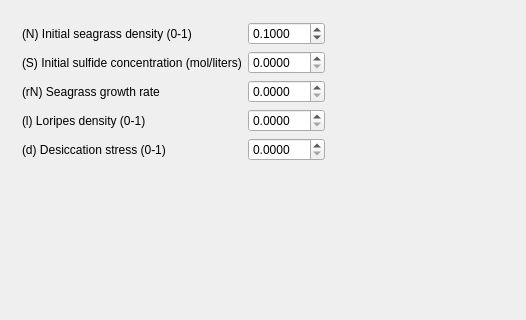
This is Tools/ToolMutualismBreakdowner/qtdialog.ui in richelbilderbeek/ProjectRichelBilderbeek as Qt 5 draws it before an edit; both pictures show x 0 to 526 and y 0 to 320 of the 946 by 501 pixel window. The edited form follows.
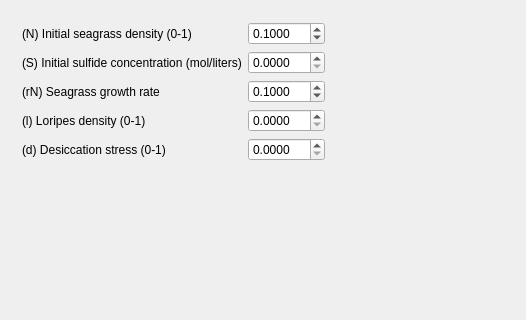
This is the edited form. Custom widgets are drawn as their Qt base class.

Commit message: Logistic growth in

```diff
--- a/Tools/ToolMutualismBreakdowner/qtdialog.ui
+++ b/Tools/ToolMutualismBreakdowner/qtdialog.ui
@@ -84,6 +84,12 @@
         <property name="maximum">
          <double>100.000000000000000</double>
         </property>
+        <property name="singleStep">
+         <double>0.100000000000000</double>
+        </property>
+        <property name="value">
+         <double>0.100000000000000</double>
+        </property>
        </widget>
       </item>
       <item row="3" column="0">
```
Left out of the diff: 2 changed lines with no effect on the pictures. The commit also changes 1 other file.
